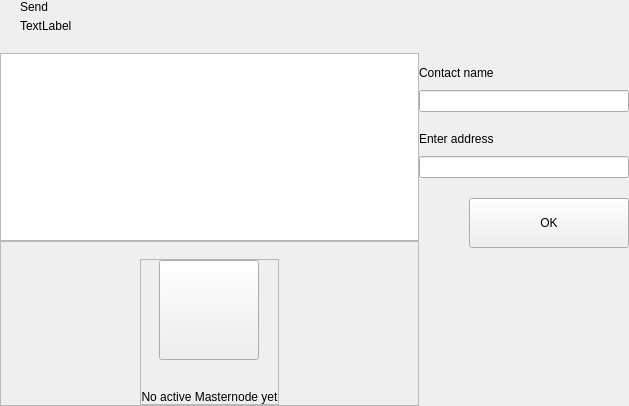
Qt form src/qt/dogecash/forms/addresseswidget.ui (dogecash/dogecash-old) before a commit.
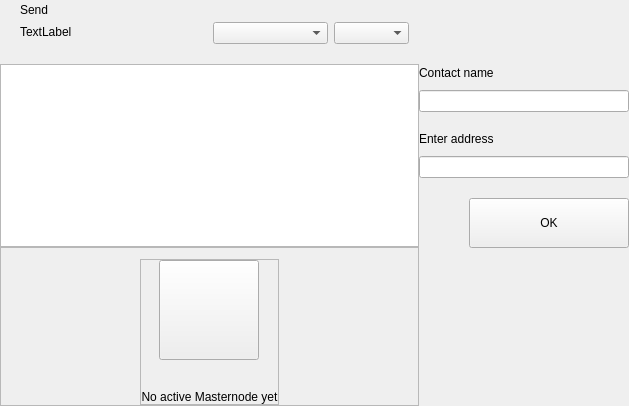
The same form after that commit. Custom widgets are drawn as their Qt base class.

The edit to the form file:
```diff
--- a/src/qt/dogecash/forms/addresseswidget.ui
+++ b/src/qt/dogecash/forms/addresseswidget.ui
@@ -88,12 +88,62 @@
             </property>
             <property name="sizeHint" stdset="0">
              <size>
-              <width>40</width>
+              <width>60</width>
               <height>20</height>
              </size>
             </property>
            </spacer>
           </item>
+           <item>
+           <widget class="QWidget" name="sortWidget" native="true">
+            <layout class="QHBoxLayout" name="horizontalLayout_6">
+             <property name="leftMargin">
+              <number>0</number>
+             </property>
+             <property name="topMargin">
+              <number>22</number>
+             </property>
+             <property name="rightMargin">
+              <number>0</number>
+             </property>
+             <property name="bottomMargin">
+              <number>0</number>
+             </property>
+             <item>
+              <widget class="QComboBox" name="comboBoxSort">
+               <property name="sizePolicy">
+                <sizepolicy hsizetype="Preferred" vsizetype="Fixed">
+                 <horstretch>0</horstretch>
+                 <verstretch>0</verstretch>
+                </sizepolicy>
+               </property>
+               <property name="minimumSize">
+                <size>
+                 <width>115</width>
+                 <height>0</height>
+                </size>
+               </property>
+              </widget>
+             </item>
+             <item>
+              <widget class="QComboBox" name="comboBoxSortOrder">
+               <property name="sizePolicy">
+                <sizepolicy hsizetype="Preferred" vsizetype="Fixed">
+                 <horstretch>0</horstretch>
+                 <verstretch>0</verstretch>
+                </sizepolicy>
+               </property>
+               <property name="minimumSize">
+                <size>
+                 <width>75</width>
+                 <height>0</height>
+                </size>
+               </property>
+              </widget>
+             </item>
+            </layout>
+           </widget>
+          </item>
          </layout>
         </item>
         <item>
```
